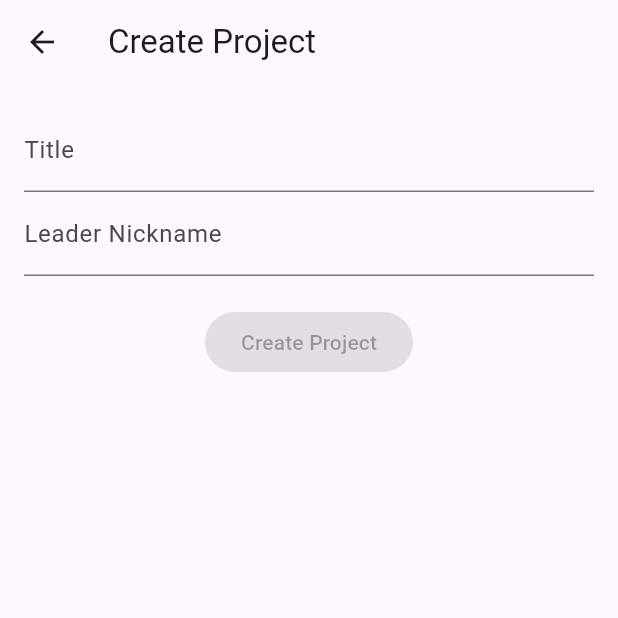
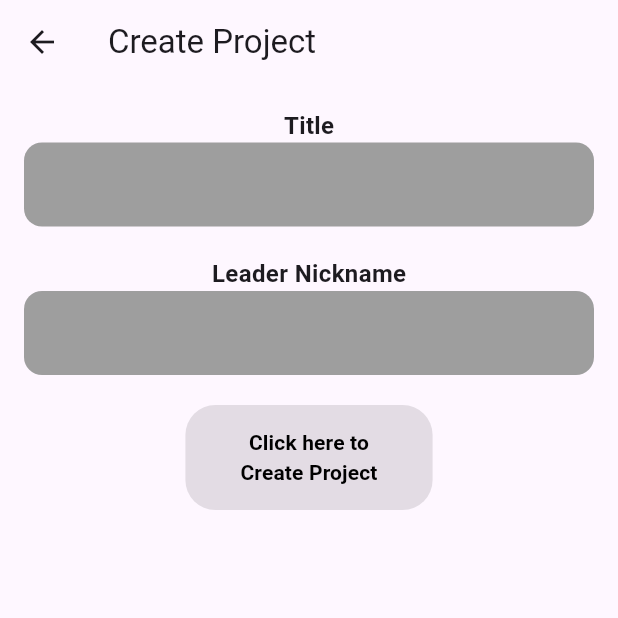
Before and after one commit to ye-one222/IST, a Flutter app: the CreateProject screen opened directly with empty values, on a phone screen of 412 x 824 dp, the top half of it. Run offline on Flutter 3.47's test engine with Material 3 defaults, Android fonts, the light colour scheme and no system bars.

Commit message:
feat: 프로젝트 추가 UI 변경

```diff
--- a/se_frontend/lib/create_project.dart
+++ b/se_frontend/lib/create_project.dart
@@ -108,15 +108,47 @@ class _CreateProjectState extends State<CreateProject> {
       ),
       body: Padding(
         padding: const EdgeInsets.all(16.0),
+        child: Form(
           child: Column(
             children: [
-            TextField(
-              controller: _titleController, // 제목 입력 컨트롤러 연결
-              decoration: const InputDecoration(labelText: 'Title'),
+              const Text(
+                'Title',
+                style: TextStyle(
+                  fontSize: 16,
+                  fontWeight: FontWeight.bold,
                 ),
-            TextField(
-              controller: _leaderController, // 리더 입력 컨트롤러 연결
-              decoration: const InputDecoration(labelText: 'Leader Nickname'),
+              ),
+              TextFormField(
+                controller: _titleController,
+                decoration: InputDecoration(
+                  filled: true,
+                  fillColor: Colors.grey,
+                  border: OutlineInputBorder(
+                    borderRadius: BorderRadius.circular(12.0),
+                    borderSide: BorderSide.none,
+                  ),
+                ),
+                style: const TextStyle(color: Colors.white),
+              ),
+              const SizedBox(height: 20),
+              const Text(
+                'Leader Nickname',
+                style: TextStyle(
+                  fontSize: 16,
+                  fontWeight: FontWeight.bold,
+                ),
+              ),
+              TextFormField(
+                controller: _leaderController,
+                decoration: InputDecoration(
+                  filled: true,
+                  fillColor: Colors.grey,
+                  border: OutlineInputBorder(
+                    borderRadius: BorderRadius.circular(12.0),
+                    borderSide: BorderSide.none,
+                  ),
+                ),
+                style: const TextStyle(color: Colors.white),
                 onChanged: (value) async {
                   if (value.isNotEmpty) {
                     setState(() {
@@ -139,16 +171,39 @@ class _CreateProjectState extends State<CreateProject> {
               else if (_leaderId != null) // 리더 ID가 있으면
                 Text('Leader ID: $_leaderId'), // 리더 ID 표시
               const SizedBox(height: 20), // 여백 추가
-            ElevatedButton(
+              Align(
+                alignment: Alignment.bottomCenter,
+                child: SizedBox(
+                  width: MediaQuery.of(context).size.width * 0.4,
+                  height: 70,
+                  child: ElevatedButton(
                     onPressed: _leaderId == null
                         ? null // 리더 ID가 없으면 버튼 비활성화
                         : () async {
                             await _createProject(
                                 _titleController.text, _leaderId!); // 프로젝트 생성
                           },
-              child: const Text('Create Project'), // 버튼 텍스트
+                    style: ElevatedButton.styleFrom(
+                      backgroundColor: const Color.fromARGB(255, 255, 205, 220),
+                      fixedSize: const Size.fromHeight(50),
+                      shape: RoundedRectangleBorder(
+                        borderRadius: BorderRadius.circular(20),
+                      ),
+                    ),
+                    child: const Text(
+                      'Click here to\nCreate Project',
+                      textAlign: TextAlign.center,
+                      style: TextStyle(
+                        color: Color.fromARGB(255, 0, 0, 0),
+                        fontSize: 14,
+                        fontWeight: FontWeight.bold,
+                      ),
+                    ),
+                  ),
+                ),
               ),
             ],
+          ),
         ),
       ),
     );
```
Also changed, not shown: se_frontend/lib/myDashBoard.dart (+25 -2 lines), 1 other file. Lines whose indentation alone changed are shown as unchanged.
